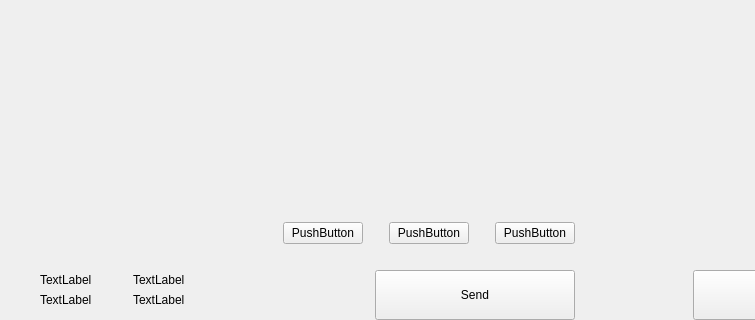
Qt form src/qt/encocoin/forms/send.ui (kopernikus-git/xnk-1) before a commit; both pictures show x 0 to 755 and y 380 to 700 of the 893 by 700 pixel window.
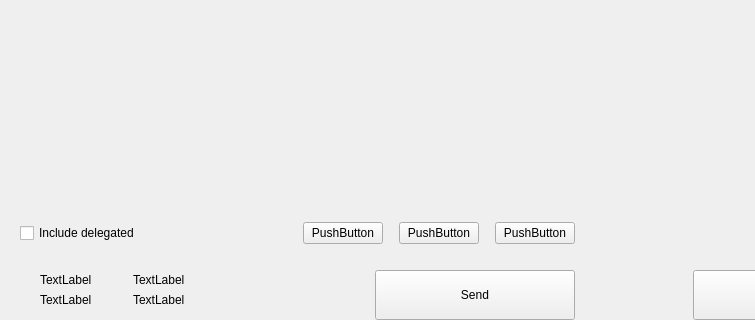
The same form after that commit. Custom widgets are drawn as their Qt base class.

Commit message: Spend cold-stake delegations

What changed in the file:
```diff
--- a/src/qt/encocoin/forms/send.ui
+++ b/src/qt/encocoin/forms/send.ui
@@ -270,9 +270,22 @@
           <property name="spacing">
            <number>6</number>
           </property>
+          <property name="leftMargin">
+           <number>20</number>
+          </property>
           <property name="rightMargin">
            <number>20</number>
           </property>
+          <item>
+           <widget class="QCheckBox" name="checkBoxDelegations">
+            <property name="layoutDirection">
+             <enum>Qt::LeftToRight</enum>
+            </property>
+            <property name="text">
+             <string>Include delegated</string>
+            </property>
+           </widget>
+          </item>
           <item>
            <spacer name="horizontalSpacer_4">
             <property name="orientation">
@@ -280,7 +293,7 @@
             </property>
             <property name="sizeHint" stdset="0">
              <size>
-              <width>40</width>
+              <width>10</width>
               <height>20</height>
              </size>
             </property>
@@ -306,7 +319,7 @@
             </property>
             <property name="sizeHint" stdset="0">
              <size>
-              <width>20</width>
+              <width>10</width>
               <height>20</height>
              </size>
             </property>
@@ -335,7 +348,7 @@
             </property>
             <property name="sizeHint" stdset="0">
              <size>
-              <width>20</width>
+              <width>10</width>
               <height>20</height>
              </size>
             </property>
```
The commit also changes 12 other files.
